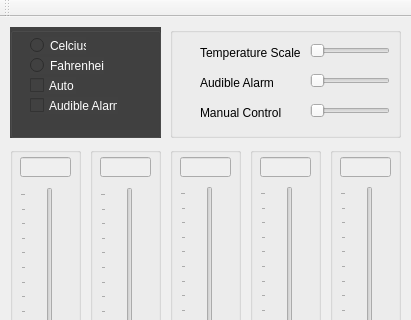
Before: the Qt Designer form gui_mainwindow.ui in Shub77/phoebetria-code, drawn with Qt 5; both pictures show x 0 to 411 and y 0 to 320 of the 411 by 524 pixel window.
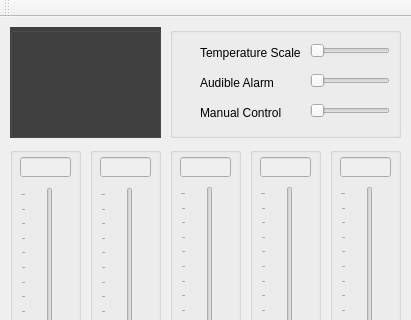
After: the same form once the commit is applied. Icons and pictures are not drawn.

Commit message: Removed unused controls from GUI.

```diff
--- a/gui_mainwindow.ui
+++ b/gui_mainwindow.ui
@@ -1183,58 +1183,6 @@
     <property name="title">
      <string/>
     </property>
-    <widget class="QRadioButton" name="ctrl_isCelcius_old">
-     <property name="geometry">
-      <rect>
-       <x>20</x>
-       <y>10</y>
-       <width>56</width>
-       <height>17</height>
-      </rect>
-     </property>
-     <property name="text">
-      <string>Celcius</string>
-     </property>
-    </widget>
-    <widget class="QRadioButton" name="ctrl_isFahrenheit_old">
-     <property name="geometry">
-      <rect>
-       <x>20</x>
-       <y>30</y>
-       <width>74</width>
-       <height>17</height>
-      </rect>
-     </property>
-     <property name="text">
-      <string>Fahrenheit</string>
-     </property>
-    </widget>
-    <widget class="QCheckBox" name="ctrl_isAuto_old">
-     <property name="geometry">
-      <rect>
-       <x>20</x>
-       <y>50</y>
-       <width>46</width>
-       <height>17</height>
-      </rect>
-     </property>
-     <property name="text">
-      <string>Auto</string>
-     </property>
-    </widget>
-    <widget class="QCheckBox" name="ctrl_isAudibleAlarm_old">
-     <property name="geometry">
-      <rect>
-       <x>20</x>
-       <y>70</y>
-       <width>88</width>
-       <height>17</height>
-      </rect>
-     </property>
-     <property name="text">
-      <string>Audible Alarm</string>
-     </property>
-    </widget>
    </widget>
   </widget>
   <widget class="QMenuBar" name="menuBar">
```
